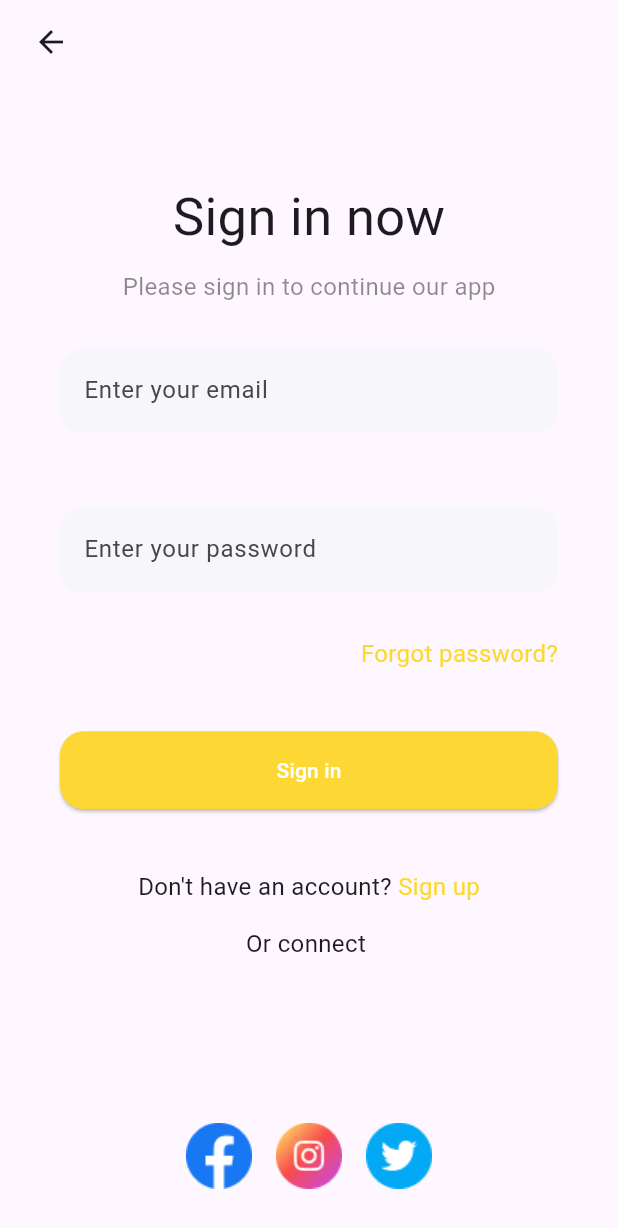
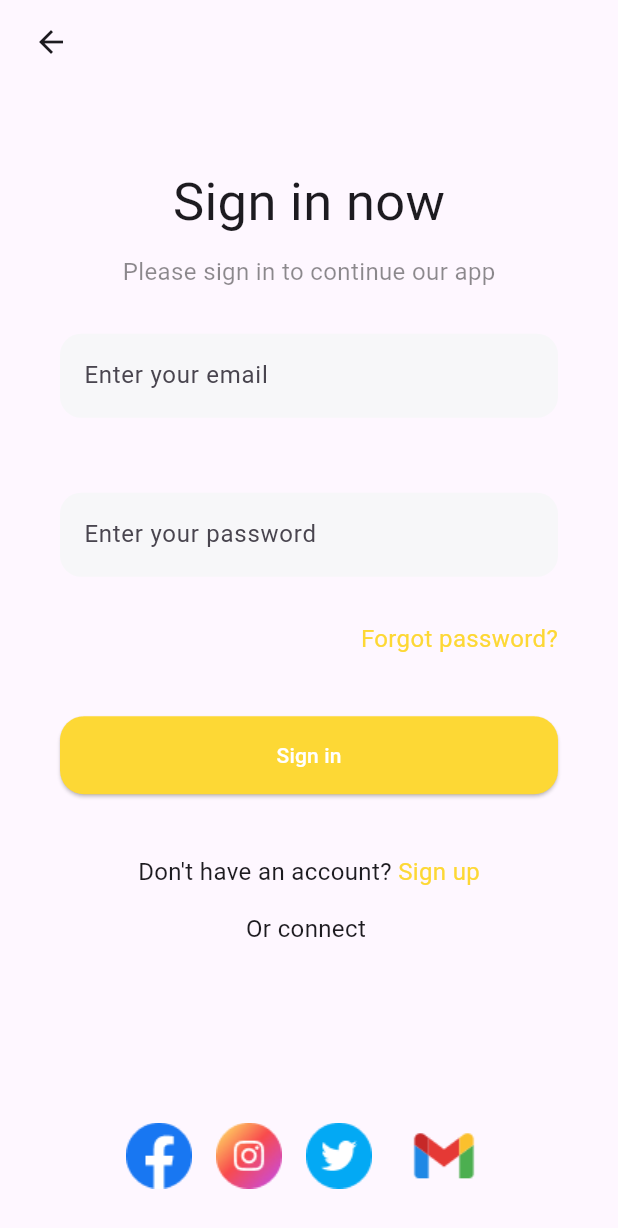
Before and after one commit to Duonganhdu2002/Travel-Flanning-Chat-FE-Flutter, a Flutter app: the LoginPage screen opened directly, on a phone screen of 412 x 824 dp. Shown: the top 1228 px of the screen. Run offline on Flutter 3.47's test engine with Material 3 defaults, Android fonts, the phone set to English and light mode, and no system bars; our stand-ins replace flutter_svg, google_fonts, image_picker, jwt_decoder, readmore, snippet_coder_utils and 1 more; missing offline and left inert: api_cache_manager; accounts and stored records are empty.

Commit message:
Them logo gg vao login

```diff
--- a/lib/pages/login_page.dart
+++ b/lib/pages/login_page.dart
@@ -272,7 +272,10 @@ class _LoginFormState extends State<LoginForm> {
                       icon: Image.asset('lib/images/LogoInsta.png')),
                   IconButton(
                       onPressed: () {},
-                      icon: Image.asset('lib/images/LogoChimXanh.png'))
+                      icon: Image.asset('lib/images/LogoChimXanh.png')),
+                  IconButton(
+                      onPressed: () {},
+                      icon: Image.asset('lib/images/LogoGoogle.png'))
                 ],
               ),
             ],
```
Also changed, not shown: lib/images/LogoGoogle.png (added).
